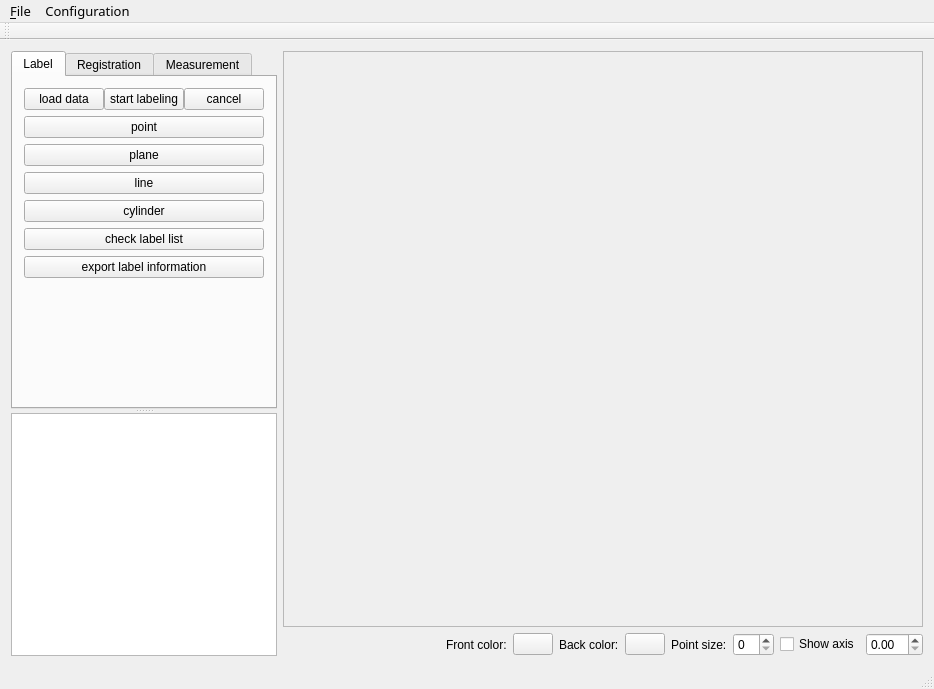
Above: Qt/forms/mainwindow.ui from leihui6/measurement_system_in_3d before the change. Below: the same form after it.
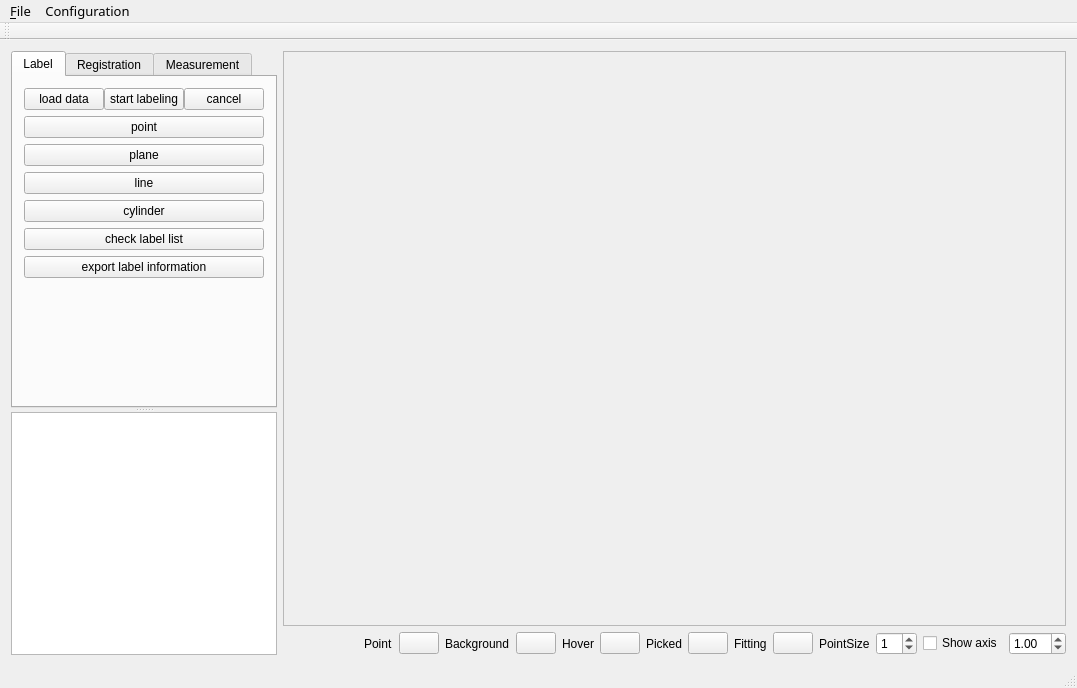
That is the form after the change.

```diff
--- a/Qt/forms/mainwindow.ui
+++ b/Qt/forms/mainwindow.ui
@@ -6,8 +6,8 @@
    <rect>
     <x>0</x>
     <y>0</y>
-    <width>934</width>
-    <height>689</height>
+    <width>1077</width>
+    <height>688</height>
    </rect>
   </property>
   <property name="windowTitle">
@@ -67,7 +67,7 @@
         <item>
          <widget class="QLabel" name="label_front_color">
           <property name="text">
-           <string>Front color:</string>
+           <string>Point</string>
           </property>
          </widget>
         </item>
@@ -81,7 +81,7 @@
         <item>
          <widget class="QLabel" name="label_back_color">
           <property name="text">
-           <string>Back color:</string>
+           <string>Background</string>
           </property>
          </widget>
         </item>
@@ -92,15 +92,61 @@
           </property>
          </widget>
         </item>
+        <item>
+         <widget class="QLabel" name="label_hover_color">
+          <property name="text">
+           <string>Hover</string>
+          </property>
+         </widget>
+        </item>
+        <item>
+         <widget class="QPushButton" name="pushButton_hover_color">
+          <property name="text">
+           <string/>
+          </property>
+         </widget>
+        </item>
+        <item>
+         <widget class="QLabel" name="label_picked_color">
+          <property name="text">
+           <string>Picked</string>
+          </property>
+         </widget>
+        </item>
+        <item>
+         <widget class="QPushButton" name="pushButton_picked_color">
+          <property name="text">
+           <string/>
+          </property>
+         </widget>
+        </item>
+        <item>
+         <widget class="QLabel" name="label_fitting_color">
+          <property name="text">
+           <string>Fitting</string>
+          </property>
+         </widget>
+        </item>
+        <item>
+         <widget class="QPushButton" name="pushButton_fitting_color">
+          <property name="text">
+           <string/>
+          </property>
+         </widget>
+        </item>
         <item>
          <widget class="QLabel" name="label">
           <property name="text">
-           <string>Point size:</string>
+           <string>PointSize</string>
           </property>
          </widget>
         </item>
         <item>
-         <widget class="QSpinBox" name="spinBox_point_size"/>
+         <widget class="QSpinBox" name="spinBox_point_size">
+          <property name="value">
+           <number>1</number>
+          </property>
+         </widget>
         </item>
         <item>
          <widget class="QCheckBox" name="checkBox_show_axis">
@@ -110,7 +156,11 @@
          </widget>
         </item>
         <item>
-         <widget class="QDoubleSpinBox" name="doubleSpinBox_show_axis"/>
+         <widget class="QDoubleSpinBox" name="doubleSpinBox_show_axis">
+          <property name="value">
+           <double>1.000000000000000</double>
+          </property>
+         </widget>
         </item>
        </layout>
       </item>
@@ -330,7 +380,7 @@
     <rect>
      <x>0</x>
      <y>0</y>
-     <width>934</width>
+     <width>1077</width>
      <height>19</height>
     </rect>
    </property>
```
